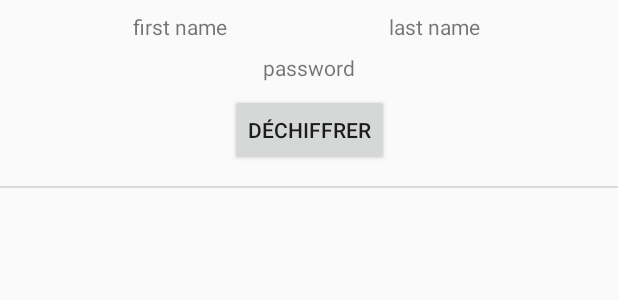
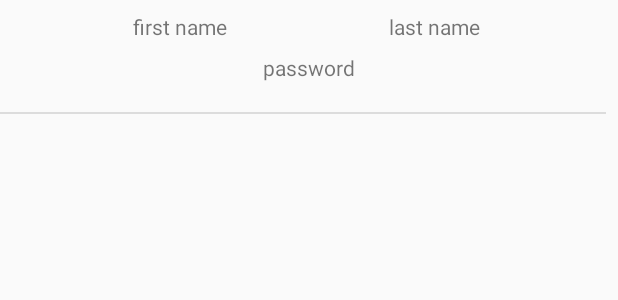
Before and after one commit to Thoril/AndroidSecurityProject, an Android app: the layout user_adapter.xml on its own in the app's theme, with its tools: preview values and no code run, on a phone screen of 412 x 824 dp. Shown: the top 300 px of the screen. Run offline under Robolectric (Android 15) with nearby library versions, the phone set to English and light mode, and no system bars.

Commit message:
Unsecure Save Data

```diff
--- a/AndroidToolBox/app/src/main/res/layout/user_adapter.xml
+++ b/AndroidToolBox/app/src/main/res/layout/user_adapter.xml
@@ -33,16 +33,11 @@
             android:layout_marginStart="8dp" app:layout_constraintEnd_toEndOf="parent" android:layout_marginEnd="8dp"/>
     <View
             android:id="@+id/divider"
-            android:layout_width="match_parent"
+            android:layout_width="0dp"
             android:layout_height="1dp"
             android:background="?android:attr/listDivider"
-            tools:layout_editor_absoluteX="0dp"
-            android:layout_marginTop="13dp" app:layout_constraintTop_toBottomOf="@+id/uncrypt"/>
-    <Button
-            android:text="Déchiffrer"
-            android:layout_width="wrap_content"
-            android:layout_height="wrap_content"
-            android:id="@+id/uncrypt" app:layout_constraintStart_toStartOf="parent" android:layout_marginStart="8dp"
-            app:layout_constraintEnd_toEndOf="parent" android:layout_marginEnd="8dp" android:layout_marginTop="8dp"
-            app:layout_constraintTop_toBottomOf="@+id/password"/>
+            android:layout_marginTop="20dp"
+            app:layout_constraintTop_toBottomOf="@+id/password" app:layout_constraintStart_toStartOf="parent"
+            app:layout_constraintEnd_toEndOf="parent" android:layout_marginEnd="8dp"
+            app:layout_constraintHorizontal_bias="1.0"/>
 </android.support.constraint.ConstraintLayout>
```
Also changed, not shown: AndroidToolBox/app/src/main/java/fr/isen/artru/androidtoolbox/SauvegardeActivity.kt (+1 -20 lines), AndroidToolBox/app/src/main/java/fr/isen/artru/androidtoolbox/UserAdapter.kt (+0 -25 lines).
